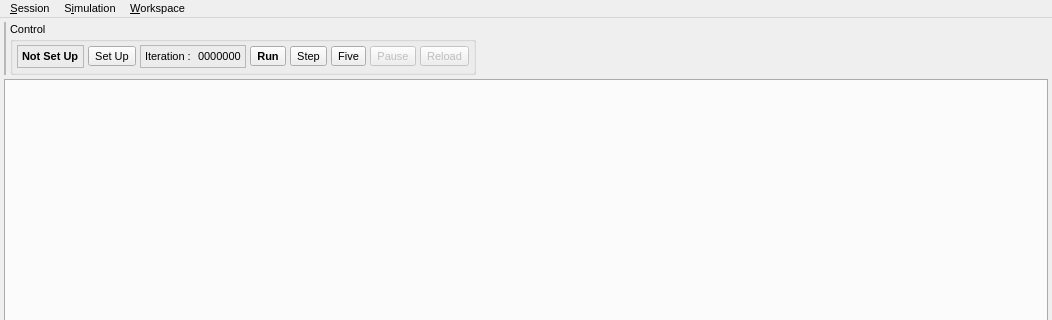
First picture: the form in src/gui/gui.ui, repository disorderedmaterials/dissolve, before the edit; both pictures show x 0 to 1052 and y 0 to 320 of the 1052 by 944 pixel window.
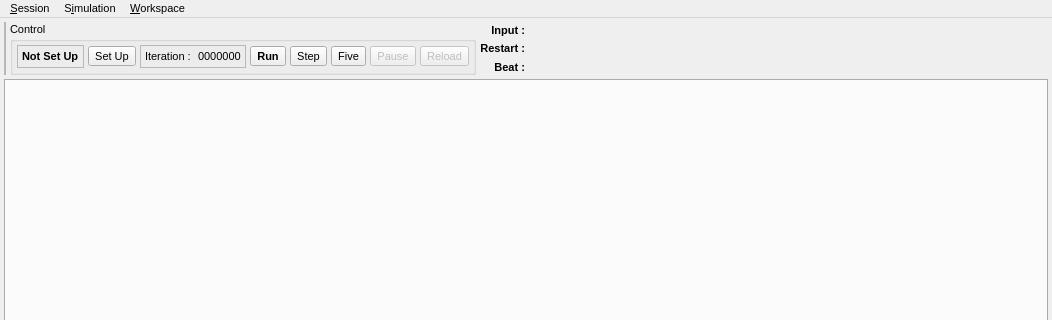
Second picture: the form after the edit. Icons and pictures are not drawn. Custom widgets are drawn as their Qt base class.

Commit message: GUI now checks / opens / saves input files correctly. Added some placeholder menu items.

What changed in the file:
```diff
--- a/src/gui/gui.ui
+++ b/src/gui/gui.ui
@@ -389,17 +389,143 @@
        </widget>
       </item>
       <item>
-       <spacer name="horizontalSpacer">
-        <property name="orientation">
-         <enum>Qt::Horizontal</enum>
+       <layout class="QGridLayout" name="gridLayout">
+        <property name="spacing">
+         <number>2</number>
         </property>
-        <property name="sizeHint" stdset="0">
-         <size>
-          <width>488</width>
-          <height>20</height>
-         </size>
-        </property>
-       </spacer>
+        <item row="0" column="0">
+         <widget class="QLabel" name="label_2">
+          <property name="sizePolicy">
+           <sizepolicy hsizetype="Minimum" vsizetype="Minimum">
+            <horstretch>0</horstretch>
+            <verstretch>0</verstretch>
+           </sizepolicy>
+          </property>
+          <property name="font">
+           <font>
+            <weight>75</weight>
+            <bold>true</bold>
+           </font>
+          </property>
+          <property name="text">
+           <string>Input : </string>
+          </property>
+          <property name="alignment">
+           <set>Qt::AlignRight|Qt::AlignTrailing|Qt::AlignVCenter</set>
+          </property>
+         </widget>
+        </item>
+        <item row="2" column="0">
+         <widget class="QLabel" name="label_3">
+          <property name="sizePolicy">
+           <sizepolicy hsizetype="Minimum" vsizetype="Minimum">
+            <horstretch>0</horstretch>
+            <verstretch>0</verstretch>
+           </sizepolicy>
+          </property>
+          <property name="font">
+           <font>
+            <weight>75</weight>
+            <bold>true</bold>
+           </font>
+          </property>
+          <property name="text">
+           <string>Beat : </string>
+          </property>
+          <property name="alignment">
+           <set>Qt::AlignRight|Qt::AlignTrailing|Qt::AlignVCenter</set>
+          </property>
+         </widget>
+        </item>
+        <item row="1" column="0">
+         <widget class="QLabel" name="label_4">
+          <property name="sizePolicy">
+           <sizepolicy hsizetype="Minimum" vsizetype="Minimum">
+            <horstretch>0</horstretch>
+            <verstretch>0</verstretch>
+           </sizepolicy>
+          </property>
+          <property name="font">
+           <font>
+            <weight>75</weight>
+            <bold>true</bold>
+           </font>
+          </property>
+          <property name="text">
+           <string>Restart : </string>
+          </property>
+          <property name="alignment">
+           <set>Qt::AlignRight|Qt::AlignTrailing|Qt::AlignVCenter</set>
+          </property>
+         </widget>
+        </item>
+        <item row="1" column="1">
+         <widget class="QLabel" name="RestartFileLabel">
+          <property name="sizePolicy">
+           <sizepolicy hsizetype="Expanding" vsizetype="Minimum">
+            <horstretch>0</horstretch>
+            <verstretch>0</verstretch>
+           </sizepolicy>
+          </property>
+          <property name="font">
+           <font>
+            <weight>50</weight>
+            <bold>false</bold>
+           </font>
+          </property>
+          <property name="text">
+           <string>&lt;none&gt;</string>
+          </property>
+          <property name="alignment">
+           <set>Qt::AlignLeading|Qt::AlignLeft|Qt::AlignVCenter</set>
+          </property>
+         </widget>
+        </item>
+        <item row="0" column="1">
+         <widget class="QLabel" name="InputFileLabel">
+          <property name="sizePolicy">
+           <sizepolicy hsizetype="Minimum" vsizetype="Minimum">
+            <horstretch>0</horstretch>
+            <verstretch>0</verstretch>
+           </sizepolicy>
+          </property>
+          <property name="font">
+           <font>
+            <weight>50</weight>
+            <bold>false</bold>
+           </font>
+          </property>
+          <property name="text">
+           <string>&lt;none&gt;</string>
+          </property>
+          <property name="alignment">
+           <set>Qt::AlignLeading|Qt::AlignLeft|Qt::AlignVCenter</set>
+          </property>
+         </widget>
+        </item>
+        <item row="2" column="1">
+         <widget class="QLabel" name="BeatFileLabel">
+          <property name="sizePolicy">
+           <sizepolicy hsizetype="Minimum" vsizetype="Minimum">
+            <horstretch>0</horstretch>
+            <verstretch>0</verstretch>
+           </sizepolicy>
+          </property>
+          <property name="font">
+           <font>
+            <weight>50</weight>
+            <bold>false</bold>
+           </font>
+          </property>
+          <property name="text">
+           <string>&lt;none&gt;</string>
+          </property>
+          <property name="alignment">
+           <set>Qt::AlignLeading|Qt::AlignLeft|Qt::AlignVCenter</set>
+          </property>
+         </widget>
+        </item>
+       </layout>
       </item>
      </layout>
     </item>
```
Left out of the diff: 67 changed lines with no effect on the pictures. The commit also changes 3 other files.
